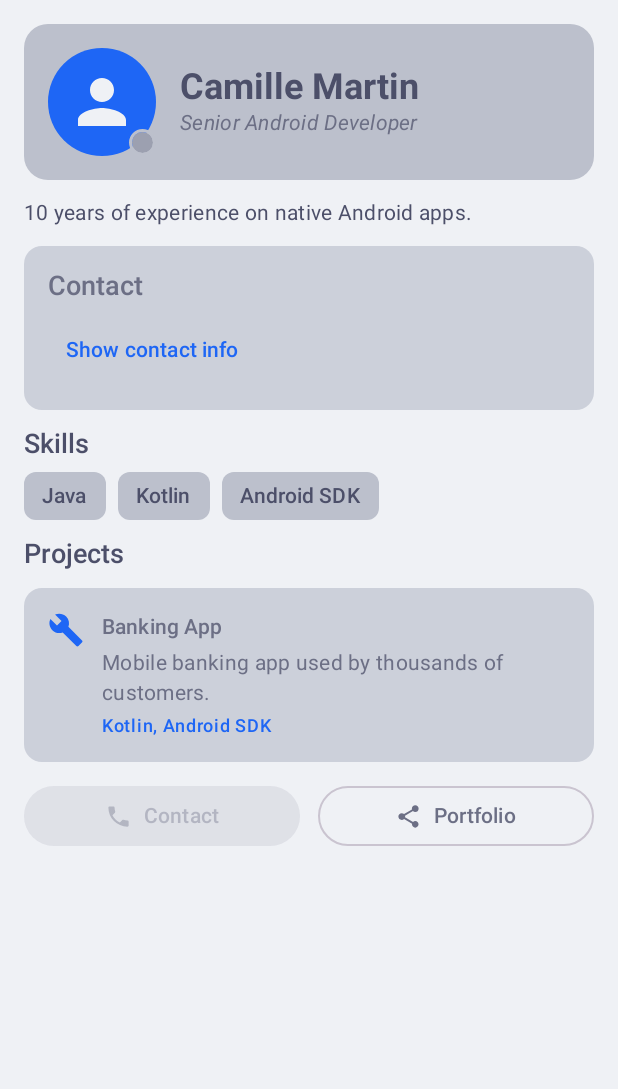
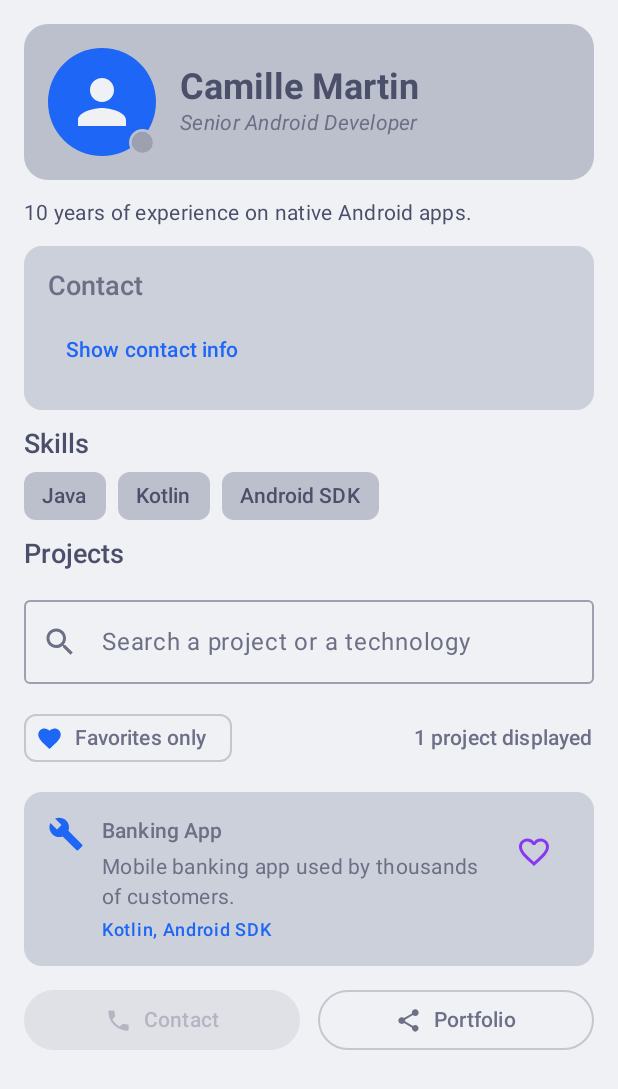
Before and after one commit to PaulMNRD/esgi-kotlin-devprofile, an Android app built with Jetpack Compose: the @Preview function NotAvailableProfileScreenPreview, on a phone screen of 412 x 824 dp. Shown: the top 1089 px of the screen. Run offline under Robolectric (Android 15) with nearby library versions, the phone set to English and light mode, and no system bars.

Commit message:
create profile ui state

```diff
--- a/app/src/main/java/com/example/developerprofile/MainActivity.kt
+++ b/app/src/main/java/com/example/developerprofile/MainActivity.kt
@@ -27,14 +27,20 @@ import androidx.compose.material.icons.filled.Build
 import androidx.compose.material.icons.filled.CheckCircle
 import androidx.compose.material.icons.filled.Close
 import androidx.compose.material.icons.filled.Email
+import androidx.compose.material.icons.filled.Favorite
+import androidx.compose.material.icons.filled.FavoriteBorder
 import androidx.compose.material.icons.filled.LocationOn
 import androidx.compose.material.icons.filled.Person
 import androidx.compose.material.icons.filled.Phone
+import androidx.compose.material.icons.filled.Search
 import androidx.compose.material.icons.filled.Share
 import androidx.compose.material3.Button
 import androidx.compose.material3.ButtonDefaults
 import androidx.compose.material3.Card
+import androidx.compose.material3.FilterChip
+import androidx.compose.material3.FilterChipDefaults
 import androidx.compose.material3.Icon
+import androidx.compose.material3.IconButton
 import androidx.compose.material3.MaterialTheme
 import androidx.compose.material3.OutlinedButton
 import androidx.compose.material3.OutlinedTextField
@@ -55,10 +61,10 @@ import androidx.compose.ui.graphics.vector.ImageVector
 import androidx.compose.ui.text.font.FontStyle
 import androidx.compose.ui.tooling.preview.Preview
 import androidx.compose.ui.unit.dp
-import com.example.developerprofile.data.DevProfile
 import com.example.developerprofile.data.Project
 import com.example.developerprofile.data.getDevProfile
 import com.example.developerprofile.data.getExpertDevProfile
+import com.example.developerprofile.ui.ProfileUiState
 import com.example.developerprofile.ui.theme.DeveloperProfileTheme
 
 class MainActivity : ComponentActivity() {
@@ -68,7 +74,14 @@ class MainActivity : ComponentActivity() {
         setContent {
             DeveloperProfileTheme {
                 Scaffold(modifier = Modifier.fillMaxSize()) { innerPadding ->
-                    DeveloperProfileScreen(modifier = Modifier.padding(innerPadding))
+                    // Temporary: replaced by ProfileContainer in the next step
+                    DeveloperProfileScreen(
+                        uiState = ProfileUiState(profile = getDevProfile()),
+                        onSearchQueryChange = {},
+                        onToggleFavoriteFilter = {},
+                        onFavoriteClick = {},
+                        modifier = Modifier.padding(innerPadding),
+                    )
                 }
             }
         }
@@ -78,23 +91,36 @@ class MainActivity : ComponentActivity() {
 
 @Composable
 fun DeveloperProfileScreen(
+    uiState: ProfileUiState,
+    onSearchQueryChange: (String) -> Unit,
+    onToggleFavoriteFilter: () -> Unit,
+    onFavoriteClick: (Int) -> Unit,
     modifier: Modifier = Modifier,
-    profile: DevProfile = getDevProfile(),
 ) {
     Surface(
         modifier = modifier
             .fillMaxSize(),
     ) {
-        ProfileContent(profile)
+        ProfileContent(
+            uiState = uiState,
+            onSearchQueryChange = onSearchQueryChange,
+            onToggleFavoriteFilter = onToggleFavoriteFilter,
+            onFavoriteClick = onFavoriteClick,
+        )
     }
 }
 
 
 @Composable
 fun ProfileContent(
-    profile: DevProfile,
+    uiState: ProfileUiState,
+    onSearchQueryChange: (String) -> Unit,
+    onToggleFavoriteFilter: () -> Unit,
+    onFavoriteClick: (Int) -> Unit,
     modifier: Modifier = Modifier,
 ) {
+    val profile = uiState.profile
+
     LazyColumn(
         modifier = modifier.fillMaxWidth(),
         contentPadding = PaddingValues(16.dp),
@@ -112,8 +138,29 @@ fun ProfileContent(
         }
         item { SkillsSection(profile.skills) }
         item { Text(text = "Projects", style = MaterialTheme.typography.titleMedium) }
-        items(profile.projects) { project ->
-            ProjectCard(project)
+        item { ProjectSearchField(uiState.searchQuery, onSearchQueryChange) }
+        item {
+            ProjectFilterRow(
+                showOnlyFavorites = uiState.showOnlyFavorites,
+                projectCount = uiState.projects.size,
+                onToggleFavoriteFilter = onToggleFavoriteFilter,
+            )
+        }
+        items(uiState.projects, key = { project -> project.id }) { project ->
+            ProjectCard(
+                project = project,
+                isFavorite = project.id in uiState.favoriteProjectIds,
+                onFavoriteClick = { onFavoriteClick(project.id) },
+            )
+        }
+        if (uiState.projects.isEmpty()) {
+            item {
+                Text(
+                    text = "No project found",
+                    style = MaterialTheme.typography.bodyMedium,
+                    color = MaterialTheme.colorScheme.onSurfaceVariant,
+                )
+            }
         }
         item {
             ActionButtons(
@@ -266,7 +313,60 @@ fun SkillChip(skill: String, modifier: Modifier = Modifier) {
 }
 
 @Composable
-fun ProjectCard(project: Project, modifier: Modifier = Modifier) {
+fun ProjectSearchField(
+    searchQuery: String,
+    onSearchQueryChange: (String) -> Unit,
+    modifier: Modifier = Modifier,
+) {
+    OutlinedTextField(
+        value = searchQuery,
+        onValueChange = onSearchQueryChange,
+        label = { Text("Search a project or a technology") },
+        leadingIcon = { Icon(imageVector = Icons.Default.Search, contentDescription = null) },
+        singleLine = true,
+        modifier = modifier.fillMaxWidth(),
+    )
+}
+
+@Composable
+fun ProjectFilterRow(
+    showOnlyFavorites: Boolean,
+    projectCount: Int,
+    onToggleFavoriteFilter: () -> Unit,
+    modifier: Modifier = Modifier,
+) {
+    Row(
+        modifier = modifier.fillMaxWidth(),
+        verticalAlignment = Alignment.CenterVertically,
+        horizontalArrangement = Arrangement.SpaceBetween,
+    ) {
+        FilterChip(
+            selected = showOnlyFavorites,
+            onClick = onToggleFavoriteFilter,
+            label = { Text("Favorites only") },
+            leadingIcon = {
+                Icon(
+                    imageVector = Icons.Default.Favorite,
+                    contentDescription = null,
+                    modifier = Modifier.size(FilterChipDefaults.IconSize),
+                )
+            },
+        )
+        Text(
+            text = if (projectCount == 1) "1 project displayed" else "$projectCount projects displayed",
+            style = MaterialTheme.typography.labelLarge,
+            color = MaterialTheme.colorScheme.onSurfaceVariant,
+        )
+    }
+}
+
+@Composable
+fun ProjectCard(
+    project: Project,
+    isFavorite: Boolean,
+    onFavoriteClick: () -> Unit,
+    modifier: Modifier = Modifier,
+) {
     Card(modifier = modifier.fillMaxWidth(), shape = MaterialTheme.shapes.medium) {
         Row(modifier = Modifier.padding(16.dp)) {
             Icon(
@@ -275,13 +375,23 @@ fun ProjectCard(project: Project, modifier: Modifier = Modifier) {
                 tint = MaterialTheme.colorScheme.primary,
             )
             Spacer(modifier = Modifier.width(12.dp))
-            Column(verticalArrangement = Arrangement.spacedBy(4.dp)) {
+            Column(
+                modifier = Modifier.weight(1f),
+                verticalArrangement = Arrangement.spacedBy(4.dp),
+            ) {
                 Text(text = project.name, style = MaterialTheme.typography.titleSmall)
                 Text(text = project.description, style = MaterialTheme.typography.bodyMedium)
                 Text(
                     text = project.technologies,
                     style = MaterialTheme.typography.labelMedium,
                     color = MaterialTheme.colorScheme.primary,
+                )
+            }
+            IconButton(onClick = onFavoriteClick) {
+                Icon(
+                    imageVector = if (isFavorite) Icons.Default.Favorite else Icons.Default.FavoriteBorder,
+                    contentDescription = if (isFavorite) "Remove from favorites" else "Add to favorites",
+                    tint = MaterialTheme.colorScheme.tertiary,
                 )
             }
         }
@@ -331,7 +441,12 @@ fun ActionButtons(
 @Composable
 fun DeveloperProfileScreenPreview() {
     DeveloperProfileTheme {
-        DeveloperProfileScreen()
+        DeveloperProfileScreen(
+            uiState = ProfileUiState(profile = getDevProfile()),
+            onSearchQueryChange = {},
+            onToggleFavoriteFilter = {},
+            onFavoriteClick = {},
+        )
     }
 }
 
@@ -339,7 +454,12 @@ fun DeveloperProfileScreenPreview() {
 @Composable
 fun DarkDeveloperProfileScreenPreview() {
     DeveloperProfileTheme(darkTheme = true) {
-        DeveloperProfileScreen()
+        DeveloperProfileScreen(
+            uiState = ProfileUiState(profile = getDevProfile()),
+            onSearchQueryChange = {},
+            onToggleFavoriteFilter = {},
+            onFavoriteClick = {},
+        )
     }
 }
 
@@ -347,6 +467,11 @@ fun DarkDeveloperProfileScreenPreview() {
 @Composable
 fun NotAvailableProfileScreenPreview() {
     DeveloperProfileTheme {
-        DeveloperProfileScreen(profile = getExpertDevProfile())
+        DeveloperProfileScreen(
+            uiState = ProfileUiState(profile = getExpertDevProfile()),
+            onSearchQueryChange = {},
+            onToggleFavoriteFilter = {},
+            onFavoriteClick = {},
+        )
     }
 }
--- /dev/null
+++ b/app/src/main/java/com/example/developerprofile/ui/ProfileUiState.kt
@@ -0,0 +1,13 @@
+package com.example.developerprofile.ui
+
+import com.example.developerprofile.data.DevProfile
+import com.example.developerprofile.data.Project
+
+data class ProfileUiState(
+    val profile: DevProfile,
+    val searchQuery: String = "",
+    val showOnlyFavorites: Boolean = false,
+    val favoriteProjectIds: Set<Int> = emptySet(),
+    // Projects displayed on screen, after the search and the favorites filter
+    val projects: List<Project> = profile.projects,
+)
```
